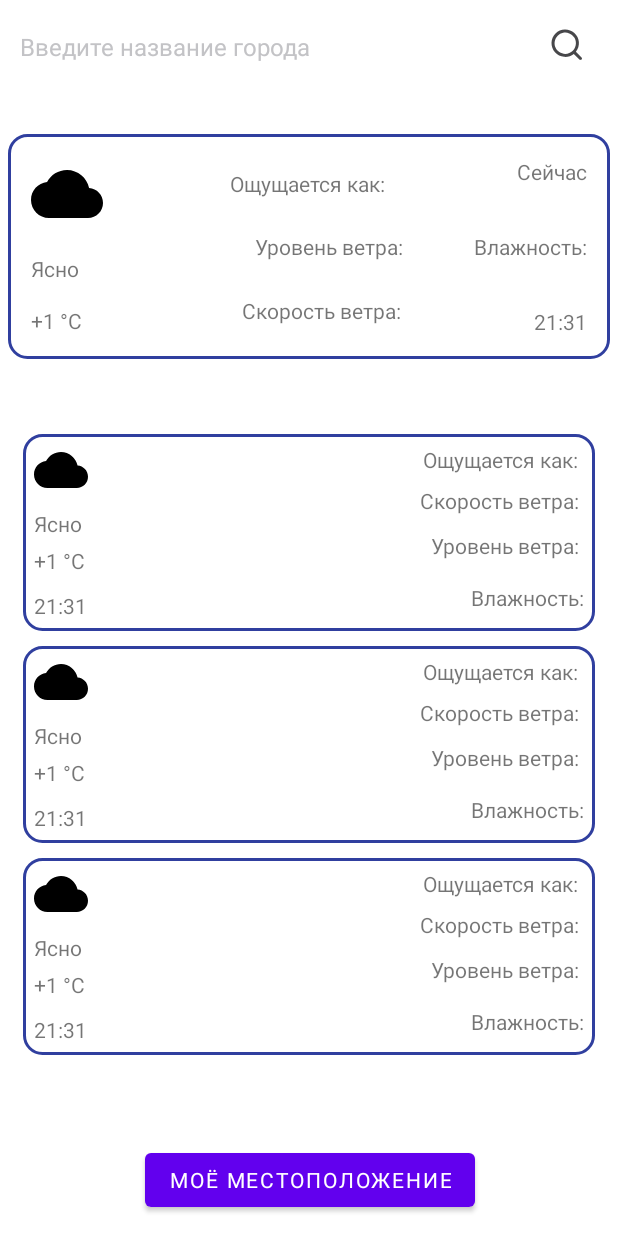
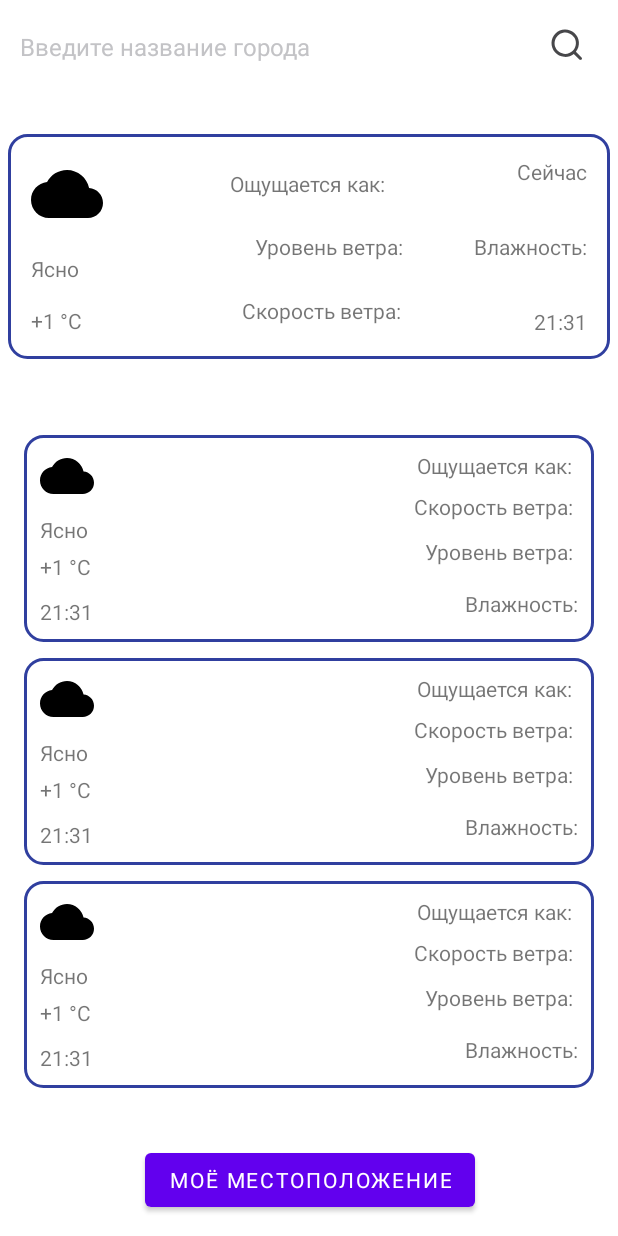
Before and after one commit to HasanDzhabrailov/AvitoTestWeather, an Android app: the layout fragment_main.xml on its own in the app's theme, with its tools: preview values and no code run, on a phone screen of 412 x 824 dp. Run offline under Robolectric (Android 15) with nearby library versions, the phone set to English and light mode, and no system bars; Roboto replaces fonts that are not available here.

Commit message:
fix bug margin item in list

```diff
--- a/app/src/main/java/com/example/avitotesttask/presentation/ui/main/MainFragment.kt
+++ b/app/src/main/java/com/example/avitotesttask/presentation/ui/main/MainFragment.kt
@@ -84,8 +84,7 @@ class MainFragment : Fragment(), Injectable, LocationListener {
 			b.toDayRecyclerView.adapter = weatherAdapter
 			b.toDayRecyclerView.layoutManager =
 				LinearLayoutManager(requireContext(), LinearLayoutManager.HORIZONTAL, false)
-			b.toDayRecyclerView.addItemDecoration(DividerItemDecoration(requireContext(),
-				DividerItemDecoration.HORIZONTAL))
+
 
 			b.weatherWeekRecyclerView.adapter = weekAdapter
 			b.weatherWeekRecyclerView.layoutManager =
--- a/app/src/main/java/com/example/avitotesttask/presentation/ui/main/WeatherAdapter.kt
+++ b/app/src/main/java/com/example/avitotesttask/presentation/ui/main/WeatherAdapter.kt
@@ -18,7 +18,7 @@ class WeatherAdapter : RecyclerView.Adapter<WeatherAdapter.ViewHolder>() {
 
 	override fun onCreateViewHolder(parent: ViewGroup, viewType: Int): ViewHolder {
 		val inflater = LayoutInflater.from(parent.context)
-		val binding = WeatherItemBinding.inflate(inflater)
+		val binding = WeatherItemBinding.inflate(inflater,parent,false)
 		return ViewHolder(binding)
 	}
 
--- a/app/src/main/res/layout/fragment_main.xml
+++ b/app/src/main/res/layout/fragment_main.xml
@@ -216,7 +216,7 @@
             android:layout_height="wrap_content"
             android:layout_marginTop="32dp"
             android:orientation="horizontal"
-
+            android:padding="5dp"
             app:layout_constraintBottom_toTopOf="@+id/labelWeekText"
             app:layout_constraintEnd_toEndOf="parent"
             app:layout_constraintHorizontal_bias="0.0"
@@ -229,6 +229,7 @@
             android:layout_width="match_parent"
             android:layout_height="0dp"
             android:orientation="vertical"
+            android:paddingHorizontal="30dp"
             app:layout_constraintBottom_toTopOf="@+id/btnDefineLocation"
             app:layout_constraintEnd_toEndOf="parent"
             app:layout_constraintHorizontal_bias="0.555"
--- a/app/src/main/res/layout/weather_item.xml
+++ b/app/src/main/res/layout/weather_item.xml
@@ -4,12 +4,10 @@
     xmlns:tools="http://schemas.android.com/tools"
     android:layout_width="match_parent"
     android:layout_height="wrap_content"
-    android:layout_marginTop="10dp"
-    android:layout_marginLeft="10dp"
-    android:layout_marginRight="10dp"
+    android:layout_margin="5dp"
     android:background="@drawable/ic_corner_rounding"
     android:orientation="vertical"
-    android:padding="2dp"
+    android:padding="5dp"
     app:layout_constraintBottom_toBottomOf="parent"
     app:layout_constraintCircleRadius="5dp"
     app:layout_constraintEnd_toEndOf="parent"
```
